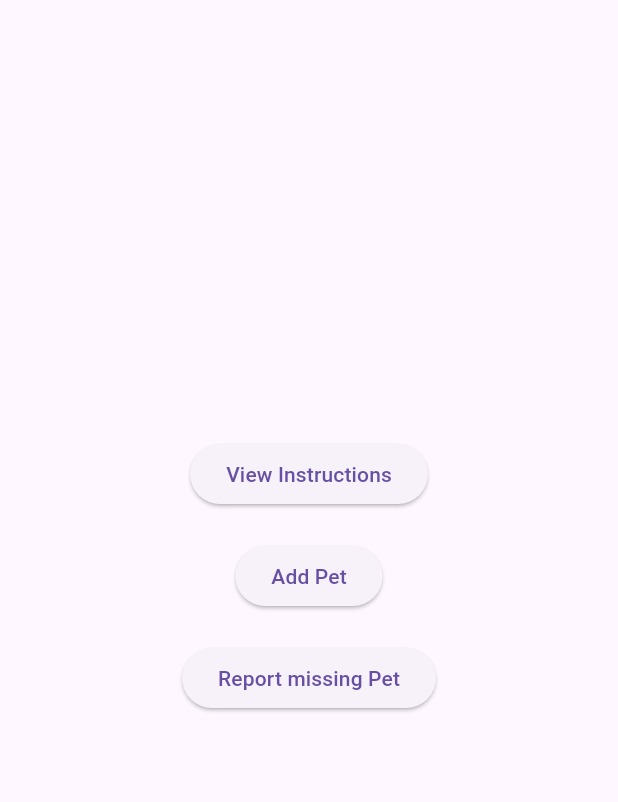
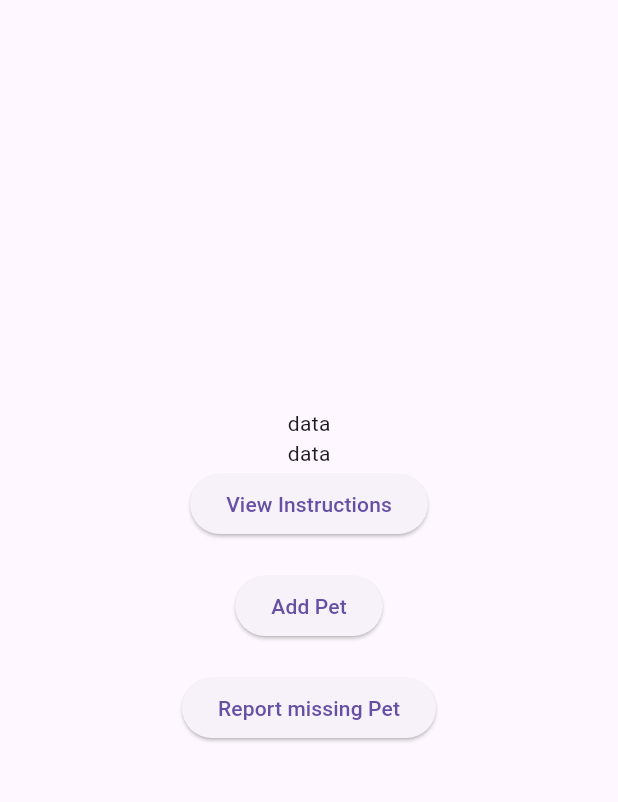
Before and after one commit to reltobuli/mypet_moobileapp, a Flutter app: the HomePage screen opened directly, on a phone screen of 412 x 824 dp, the part 84-886 px from its top. Run offline on Flutter 3.47's test engine with Material 3 defaults, Android fonts, the phone set to English and light mode, and no system bars.

Commit message:
profile+home

```diff
--- a/lib/screens/home.screen.dart
+++ b/lib/screens/home.screen.dart
@@ -16,6 +16,8 @@ class HomePage extends StatelessWidget {
         child: Column(
           mainAxisAlignment: MainAxisAlignment.center,
           children: [
+            Text('data'),
+            Text('data'),
             ElevatedButton(
               onPressed: () {
                 Navigator.push(
```
Also changed, not shown: lib/screens/profile.screen.dart (added).
